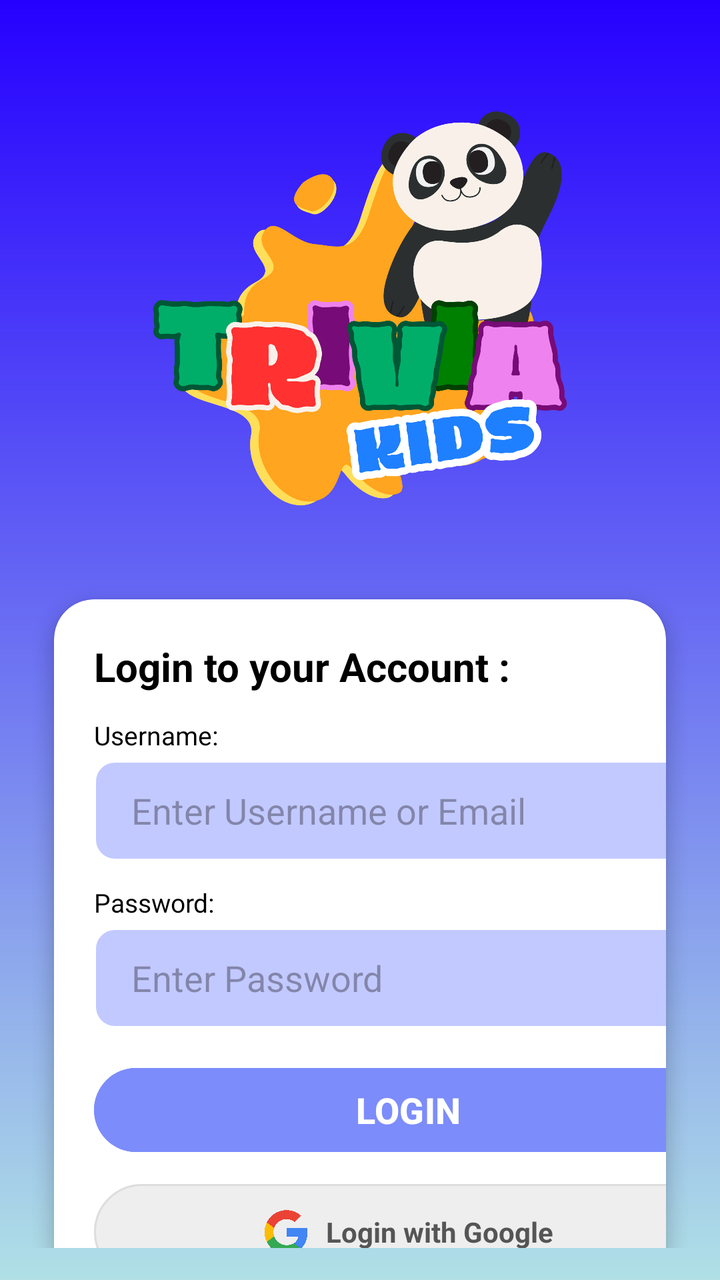
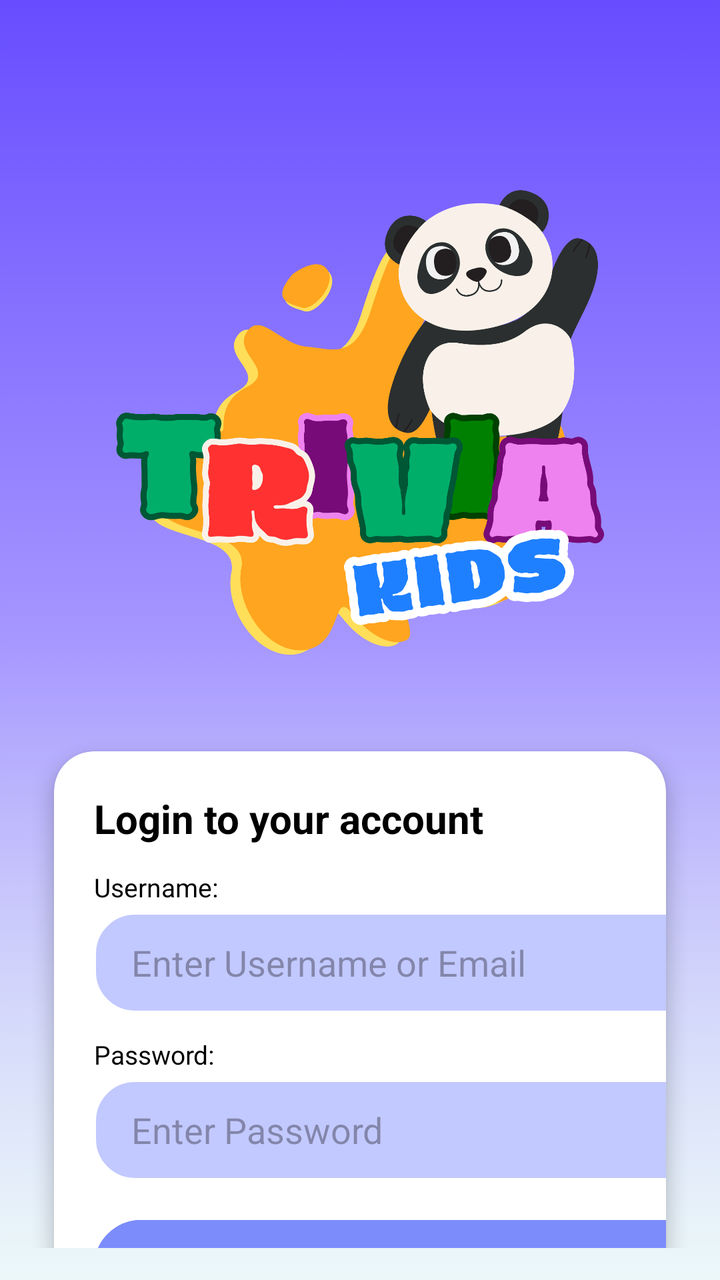

Compare the two renders of this Android layout. The source of the first and the diff that turns it into the second are given below.
<!-- AndroidManifest.xml: application theme Theme.QuizApp -->
<!-- res/layout/login_page.xml -->
<?xml version="1.0" encoding="utf-8"?>
<LinearLayout xmlns:android="http://schemas.android.com/apk/res/android"
    xmlns:app="http://schemas.android.com/apk/res-auto"
    xmlns:tools="http://schemas.android.com/tools"
    android:layout_width="match_parent"
    android:layout_height="match_parent"
    android:background="@drawable/bg"
    android:orientation="vertical"
    android:gravity="center_horizontal"
    android:padding="16dp"
    tools:context=".LoginPage">

    <ImageView
        android:id="@+id/imageView"
        android:layout_width="240dp"
        android:layout_height="212dp"
        android:layout_marginTop="32dp"
        android:layout_marginBottom="16dp"
        android:scaleType="fitCenter"
        android:src="@drawable/logotrivia" />

    <androidx.cardview.widget.CardView
        android:layout_width="wrap_content"
        android:layout_height="381dp"
        android:layout_gravity="center"
        android:layout_marginTop="10dp"
        app:cardBackgroundColor="@android:color/white"
        app:cardCornerRadius="20dp"
        app:cardElevation="5dp"
        app:cardUseCompatPadding="true">

        <LinearLayout
            android:layout_width="354dp"
            android:layout_height="369dp"
            android:orientation="vertical"
            android:padding="20dp">

            <TextView
                android:layout_width="wrap_content"
                android:layout_height="wrap_content"
                android:layout_marginBottom="12dp"
                android:text="Login to your Account :"
                android:textColor="#000000"
                android:textSize="20sp"
                android:textStyle="bold" />

            <TextView
                android:layout_width="wrap_content"
                android:layout_height="wrap_content"
                android:text="Username:"
                android:textColor="#000000"
                android:textSize="13sp" />

            <EditText
                android:id="@+id/etUsername"
                android:layout_width="match_parent"
                android:layout_height="50dp"
                android:layout_marginTop="4dp"
                android:layout_marginBottom="12dp"
                android:background="@drawable/edit_text_rounded_corner"
                android:hint="  Enter Username or Email"
                android:paddingStart="10dp"
                android:paddingLeft="10dp"
                android:inputType="text" />

            <TextView
                android:layout_width="wrap_content"
                android:layout_height="wrap_content"
                android:text="Password:"
                android:textColor="#000000"
                android:textSize="13sp" />

            <EditText
                android:id="@+id/etPassword"
                android:layout_width="match_parent"
                android:layout_height="50dp"
                android:layout_marginTop="4dp"
                android:layout_marginBottom="16dp"
                android:background="@drawable/edit_text_rounded_corner"
                android:paddingStart="10dp"
                android:paddingLeft="10dp"
                android:hint="  Enter Password"
                android:inputType="textPassword" />

            <Button
                android:id="@+id/btnLogin"
                android:layout_width="match_parent"
                android:layout_height="50dp"
                android:backgroundTint="#7C8CFB"
                android:text="LOGIN"
                android:textColor="@android:color/white"
                android:textSize="18sp"
                android:textStyle="bold" />

            <LinearLayout
                android:id="@+id/btnGoogleLogin"
                android:layout_width="match_parent"
                android:layout_height="48dp"
                android:layout_marginTop="12dp"
                android:background="@drawable/google_button_bg"
                android:clickable="true"
                android:focusable="true"
                android:gravity="center"
                android:orientation="horizontal">

                <ImageView
                    android:layout_width="24dp"
                    android:layout_height="24dp"
                    android:layout_marginEnd="8dp"
                    android:background="@drawable/googlelogo" />

                <TextView
                    android:layout_width="wrap_content"
                    android:layout_height="wrap_content"
                    android:text="Login with Google"
                    android:textColor="#555555"
                    android:textStyle="bold" />
            </LinearLayout>
        </LinearLayout>
    </androidx.cardview.widget.CardView>
    <LinearLayout
    android:layout_width="wrap_content"
    android:layout_height="wrap_content"
    android:layout_marginTop="10dp"
    android:orientation="horizontal"
    android:padding="8dp">
    <TextView
        android:layout_width="wrap_content"
        android:layout_height="wrap_content"
        android:text="Doesn't have an account? "
        android:textColor="#000000" />
    <TextView
        android:id="@+id/tvSignUpLink"
        android:layout_width="wrap_content"
        android:layout_height="wrap_content"
        android:text="Sign up"
        android:textColor="#00008B"
        android:textStyle="bold" />

</LinearLayout>
</LinearLayout>
<!-- resources referenced by this layout -->
<resources>
  <!-- drawable bg (drawable) -->
  <?xml version="1.0" encoding="utf-8"?>
  <shape xmlns:android="http://schemas.android.com/apk/res/android"
      android:shape="rectangle">
      <gradient
          android:startColor="#2600FF"
          android:endColor="#B0E0E6"
          android:angle="-90"
          android:centerY="0.8"/>
  </shape>
  <!-- drawable edit_text_rounded_corner (drawable) -->
  <?xml version="1.0" encoding="utf-8"?>
  <shape android:shape="rectangle" xmlns:android="http://schemas.android.com/apk/res/android">
  
  <stroke android:width="1dp" android:color="@color/white"/>
  <corners android:radius="10dp"/>
  <solid android:color="@color/textPurple"/>
  </shape>
  <!-- drawable google_button_bg (drawable) -->
  <?xml version="1.0" encoding="utf-8"?>
  <shape xmlns:android="http://schemas.android.com/apk/res/android">
      <solid android:color="#EEEEEE" />
      <corners android:radius="25dp" />
      <stroke android:width="1dp" android:color="#DDDDDD" />
  </shape>
  <!-- drawable googlelogo: png bitmap (drawable, 40122 bytes) -->
  <!-- drawable logotrivia: png bitmap (drawable, 164232 bytes) -->
  <style name="Theme.QuizApp" parent="Base.Theme.QuizApp" />
  <color name="white">#FFFFFFFF</color>
  <color name="textPurple">#C2C9FF</color>
  <style name="Base.Theme.QuizApp" parent="Theme.Material3.DayNight.NoActionBar">
          
          <item name="colorPrimary">@color/purple</item>
          <item name="colorPrimaryVariant">@color/blue</item>
          <item name="android:statusBarColor">@color/blue</item>
      </style>
  <color name="purple">#2600FF</color>
  <color name="blue">#B0E0E6</color>
</resources>

<!-- the commit's change to res/layout/login_page.xml (unified diff, before → after) -->
@@ -4,7 +4,7 @@
     xmlns:tools="http://schemas.android.com/tools"
     android:layout_width="match_parent"
     android:layout_height="match_parent"
-    android:background="@drawable/bg"
+    android:background="@drawable/background"
     android:orientation="vertical"
     android:gravity="center_horizontal"
     android:padding="16dp"
@@ -12,16 +12,16 @@
 
     <ImageView
         android:id="@+id/imageView"
-        android:layout_width="240dp"
-        android:layout_height="212dp"
-        android:layout_marginTop="32dp"
+        android:layout_width="250dp"
+        android:layout_height="250dp"
+        android:layout_marginTop="70dp"
         android:layout_marginBottom="16dp"
         android:scaleType="fitCenter"
         android:src="@drawable/logotrivia" />
 
     <androidx.cardview.widget.CardView
         android:layout_width="wrap_content"
-        android:layout_height="381dp"
+        android:layout_height="400dp"
         android:layout_gravity="center"
         android:layout_marginTop="10dp"
         app:cardBackgroundColor="@android:color/white"
@@ -31,7 +31,7 @@
 
         <LinearLayout
             android:layout_width="354dp"
-            android:layout_height="369dp"
+            android:layout_height="400dp"
             android:orientation="vertical"
             android:padding="20dp">
 
@@ -39,7 +39,7 @@
                 android:layout_width="wrap_content"
                 android:layout_height="wrap_content"
                 android:layout_marginBottom="12dp"
-                android:text="Login to your Account :"
+                android:text="Login to your account"
                 android:textColor="#000000"
                 android:textSize="20sp"
                 android:textStyle="bold" />
@@ -85,9 +85,9 @@
             <Button
                 android:id="@+id/btnLogin"
                 android:layout_width="match_parent"
-                android:layout_height="50dp"
+                android:layout_height="55dp"
                 android:backgroundTint="#7C8CFB"
-                android:text="LOGIN"
+                android:text="Login"
                 android:textColor="@android:color/white"
                 android:textSize="18sp"
                 android:textStyle="bold" />
@@ -114,7 +114,8 @@
                     android:layout_height="wrap_content"
                     android:text="Login with Google"
                     android:textColor="#555555"
-                    android:textStyle="bold" />
+                    android:textStyle="bold"
+                    android:textSize="17sp"/>
             </LinearLayout>
         </LinearLayout>
     </androidx.cardview.widget.CardView>
@@ -128,14 +129,16 @@
         android:layout_width="wrap_content"
         android:layout_height="wrap_content"
         android:text="Doesn't have an account? "
-        android:textColor="#000000" />
+        android:textColor="#000000"
+        android:textSize="16sp"/>
     <TextView
         android:id="@+id/tvSignUpLink"
         android:layout_width="wrap_content"
         android:layout_height="wrap_content"
         android:text="Sign up"
-        android:textColor="#00008B"
-        android:textStyle="bold" />
+        android:textColor="#0000FF"
+        android:textStyle="bold"
+        android:textSize="16sp"/>
 
 </LinearLayout>
 </LinearLayout>
<!-- resource entries referenced after the edit -->
@@ -1,21 +1,12 @@
 <!-- resources referenced by this layout -->
 <resources>
-  <!-- drawable bg (drawable) -->
-  <?xml version="1.0" encoding="utf-8"?>
-  <shape xmlns:android="http://schemas.android.com/apk/res/android"
-      android:shape="rectangle">
-      <gradient
-          android:startColor="#2600FF"
-          android:endColor="#B0E0E6"
-          android:angle="-90"
-          android:centerY="0.8"/>
-  </shape>
+  <!-- drawable background: png bitmap (drawable, 33364 bytes) -->
   <!-- drawable edit_text_rounded_corner (drawable) -->
   <?xml version="1.0" encoding="utf-8"?>
   <shape android:shape="rectangle" xmlns:android="http://schemas.android.com/apk/res/android">
   
   <stroke android:width="1dp" android:color="@color/white"/>
-  <corners android:radius="10dp"/>
+  <corners android:radius="20dp"/>
   <solid android:color="@color/textPurple"/>
   </shape>
   <!-- drawable google_button_bg (drawable) -->
